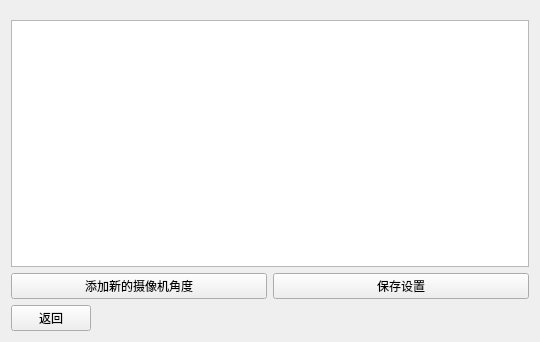
Above: MayaViewportCapture/ui/cam_setting.ui from FXTD-ODYSSEY/MayaViewportCapture before the change. Below: the same form after it.
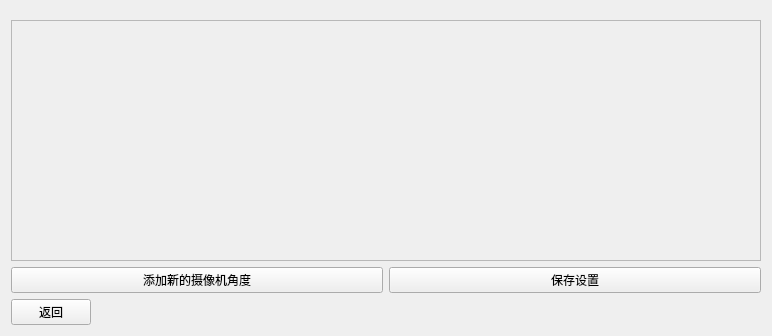
That is the form after the change.

Commit message: 更新 UI 摄像机界面设置功能

What changed in the file:
```diff
--- a/MayaViewportCapture/ui/cam_setting.ui
+++ b/MayaViewportCapture/ui/cam_setting.ui
@@ -6,8 +6,8 @@
    <rect>
     <x>0</x>
     <y>0</y>
-    <width>540</width>
-    <height>342</height>
+    <width>768</width>
+    <height>336</height>
    </rect>
   </property>
   <property name="windowTitle">
@@ -18,7 +18,51 @@
     <number>20</number>
    </property>
    <item>
-    <widget class="QListWidget" name="Cam_Item_List"/>
+    <widget class="QScrollArea" name="scrollArea">
+     <property name="sizePolicy">
+      <sizepolicy hsizetype="Minimum" vsizetype="Expanding">
+       <horstretch>0</horstretch>
+       <verstretch>0</verstretch>
+      </sizepolicy>
+     </property>
+     <property name="minimumSize">
+      <size>
+       <width>750</width>
+       <height>0</height>
+      </size>
+     </property>
+     <property name="horizontalScrollBarPolicy">
+      <enum>Qt::ScrollBarAlwaysOff</enum>
+     </property>
+     <property name="widgetResizable">
+      <bool>true</bool>
+     </property>
+     <widget class="QWidget" name="Cam_Item_Scroll">
+      <property name="geometry">
+       <rect>
+        <x>0</x>
+        <y>0</y>
+        <width>748</width>
+        <height>243</height>
+       </rect>
+      </property>
+      <layout class="QVBoxLayout" name="verticalLayout_2">
+       <item>
+        <spacer name="verticalSpacer">
+         <property name="orientation">
+          <enum>Qt::Vertical</enum>
+         </property>
+         <property name="sizeHint" stdset="0">
+          <size>
+           <width>20</width>
+           <height>228</height>
+          </size>
+         </property>
+        </spacer>
+       </item>
+      </layout>
+     </widget>
+    </widget>
    </item>
    <item>
     <layout class="QHBoxLayout" name="horizontalLayout">
```
The commit also changes 4 other files.
